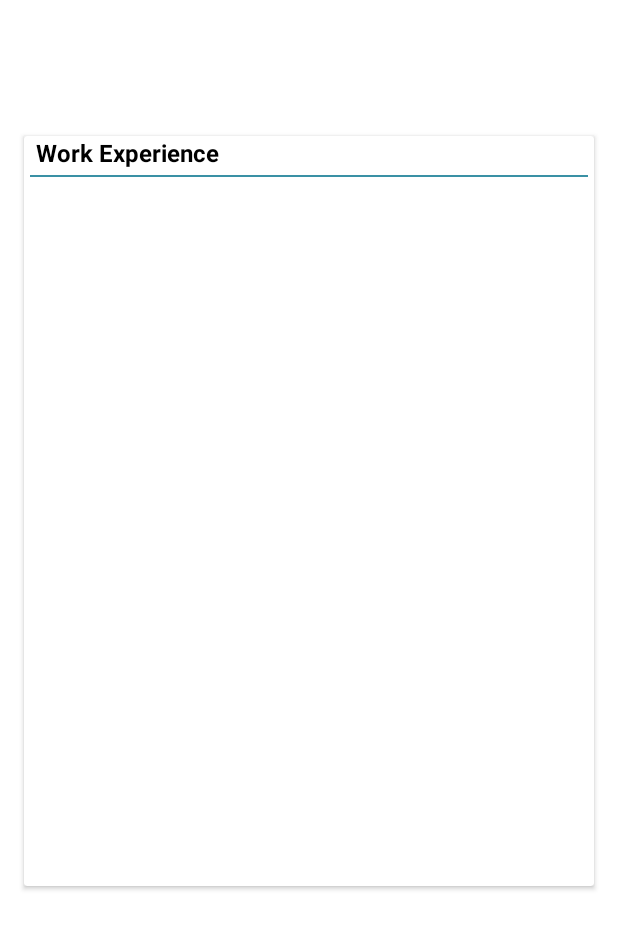
After one commit to Crucialjun/MyCV, an Android app: the ExperienceFragment screen opened through its navigation route, on a phone screen of 412 x 824 dp. The commit adds this screen. Shown: the top 929 px of the screen. Run offline under Robolectric (Android 15) with nearby library versions, the phone set to English and light mode, and no system bars; Roboto replaces fonts that are not available here.

Commit message:
experience screen

```diff
--- a/app/build.gradle
+++ b/app/build.gradle
@@ -45,6 +45,7 @@ dependencies {
     implementation 'androidx.fragment:fragment:1.5.5'
     implementation 'androidx.navigation:navigation-fragment-ktx:2.5.3'
     implementation 'androidx.navigation:navigation-ui-ktx:2.5.3'
+    implementation 'androidx.navigation:navigation-fragment:2.4.1'
 
     testImplementation 'junit:junit:4.13.2'
 
--- a/app/src/main/java/com/example/mycv/DashboardFragment.kt
+++ b/app/src/main/java/com/example/mycv/DashboardFragment.kt
@@ -1,6 +1,7 @@
 package com.example.mycv
 
 import android.os.Bundle
+import android.util.Log
 import androidx.fragment.app.Fragment
 import android.view.LayoutInflater
 import android.view.View
@@ -42,6 +43,14 @@ class DashboardFragment : Fragment() {
         return view
     }
 
+    override fun onViewCreated(view: View, savedInstanceState: Bundle?) {
+        super.onViewCreated(view, savedInstanceState)
+
+        binding.experienceCard.setOnClickListener {
+            Log.d("TAG", "onViewCreated:experience card clicked ")
+        }
+    }
+
     override fun onDestroyView() {
         super.onDestroyView()
         _binding = null
--- /dev/null
+++ b/app/src/main/java/com/example/mycv/ExperienceFragment.kt
@@ -0,0 +1,33 @@
+package com.example.mycv
+
+import android.os.Bundle
+import androidx.fragment.app.Fragment
+import android.view.LayoutInflater
+import android.view.View
+import android.view.ViewGroup
+
+// TODO: Rename parameter arguments, choose names that match
+// the fragment initialization parameters, e.g. ARG_ITEM_NUMBER
+private const val ARG_PARAM1 = "param1"
+private const val ARG_PARAM2 = "param2"
+
+
+class ExperienceFragment : Fragment() {
+
+
+    override fun onCreate(savedInstanceState: Bundle?) {
+        super.onCreate(savedInstanceState)
+
+    }
+
+    override fun onCreateView(
+        inflater: LayoutInflater, container: ViewGroup?,
+        savedInstanceState: Bundle?
+    ): View? {
+        // Inflate the layout for this fragment
+        return inflater.inflate(R.layout.fragment_experience, container, false)
+    }
+
+
+
+}
--- a/app/src/main/res/layout/activity_main.xml
+++ b/app/src/main/res/layout/activity_main.xml
@@ -18,7 +18,7 @@
         app:layout_constraintTop_toTopOf="parent"
         app:defaultNavHost="true"
         app:navGraph="@navigation/nav_graph"
-        >
+        tools:layout="@layout/fragment_dashboard">
 
     </androidx.fragment.app.FragmentContainerView>
 
--- a/app/src/main/res/layout/fragment_dashboard.xml
+++ b/app/src/main/res/layout/fragment_dashboard.xml
@@ -138,7 +138,7 @@
             android:layout_height="match_parent">
 
             <androidx.cardview.widget.CardView
-                android:id="@+id/cardView5"
+                android:id="@+id/experienceCard"
                 android:layout_width="0dp"
                 android:layout_height="0dp"
                 android:layout_marginStart="16dp"
--- /dev/null
+++ b/app/src/main/res/layout/fragment_experience.xml
@@ -0,0 +1,66 @@
+<?xml version="1.0" encoding="utf-8"?>
+
+<androidx.constraintlayout.widget.ConstraintLayout xmlns:android="http://schemas.android.com/apk/res/android"
+    xmlns:app="http://schemas.android.com/apk/res-auto"
+    xmlns:tools="http://schemas.android.com/tools"
+    android:layout_width="match_parent"
+    android:layout_height="match_parent"
+    tools:context=".ExperienceFragment">
+
+    <androidx.appcompat.widget.Toolbar
+
+        android:layout_width="0dp"
+        android:layout_height="0dp"
+        app:layout_constraintBottom_toTopOf="@+id/guideline5"
+        app:layout_constraintEnd_toEndOf="parent"
+        app:layout_constraintStart_toStartOf="parent"
+        app:layout_constraintTop_toTopOf="parent">
+
+    </androidx.appcompat.widget.Toolbar>
+
+    <androidx.constraintlayout.widget.Guideline
+        android:id="@+id/guideline5"
+        android:layout_width="wrap_content"
+        android:layout_height="wrap_content"
+        android:orientation="horizontal"
+        app:layout_constraintGuide_percent="0.1" />
+
+    <androidx.cardview.widget.CardView
+        android:layout_width="0dp"
+        android:layout_height="500dp"
+        android:layout_marginStart="16dp"
+        android:layout_marginTop="8dp"
+        android:layout_marginEnd="16dp"
+        app:layout_constraintEnd_toEndOf="parent"
+        app:layout_constraintStart_toStartOf="parent"
+        app:layout_constraintTop_toTopOf="@+id/guideline5">
+
+        <LinearLayout
+            android:orientation="vertical"
+            android:layout_width="match_parent"
+            android:layout_height="match_parent">
+
+            <com.google.android.material.textview.MaterialTextView
+                android:textColor="@color/black"
+                android:text="Work Experience"
+                android:layout_marginStart="8dp"
+                android:textSize="16sp"
+                android:textStyle="bold"
+                android:layout_width="wrap_content"
+                android:layout_height="wrap_content">
+
+            </com.google.android.material.textview.MaterialTextView>
+
+            <com.google.android.material.divider.MaterialDivider
+                app:dividerColor="@color/accent_green"
+                android:layout_margin="4dp"
+                android:layout_width="match_parent"
+                android:layout_height="1dp">
+
+            </com.google.android.material.divider.MaterialDivider>
+
+        </LinearLayout>
+
+    </androidx.cardview.widget.CardView>
+
+</androidx.constraintlayout.widget.ConstraintLayout>
--- a/app/src/main/res/navigation/nav_graph.xml
+++ b/app/src/main/res/navigation/nav_graph.xml
@@ -7,5 +7,14 @@
     <fragment
         android:id="@+id/dashboardFragment"
         android:name="com.example.mycv.DashboardFragment"
-        android:label="DashboardFragment" />
+        android:label="DashboardFragment" >
+        <action
+            android:id="@+id/action_dashboardFragment_to_experienceFragment"
+            app:destination="@id/experienceFragment" />
+    </fragment>
+    <fragment
+        android:id="@+id/experienceFragment"
+        android:name="com.example.mycv.ExperienceFragment"
+        android:label="fragment_experience"
+        tools:layout="@layout/fragment_experience" />
 </navigation>
```
